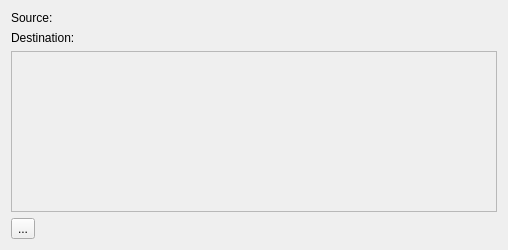
scandyna/multidiagtools, file src/mdtdatabase/mdtSqlTableMappingWidget.ui: the form before one commit.
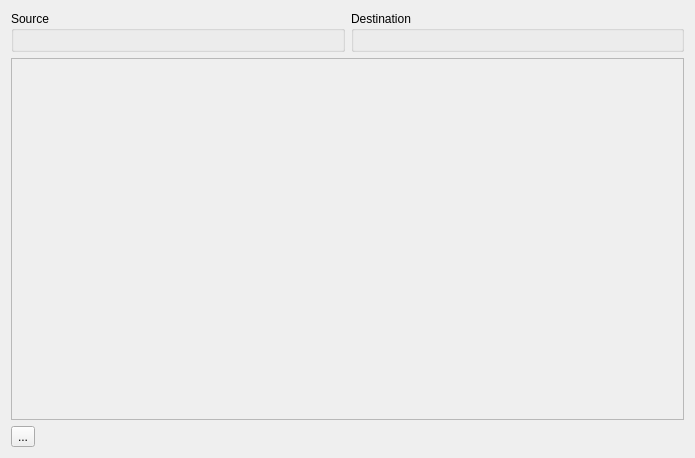
The form after the commit. Icons and pictures are not drawn. Custom widgets are drawn as their Qt base class.

Patch:
```diff
--- a/src/mdtdatabase/mdtSqlTableMappingWidget.ui
+++ b/src/mdtdatabase/mdtSqlTableMappingWidget.ui
@@ -6,8 +6,8 @@
    <rect>
     <x>0</x>
     <y>0</y>
-    <width>508</width>
-    <height>250</height>
+    <width>695</width>
+    <height>458</height>
    </rect>
   </property>
   <property name="windowTitle">
@@ -15,33 +15,29 @@
   </property>
   <layout class="QVBoxLayout" name="verticalLayout">
    <item>
-    <layout class="QFormLayout" name="formLayout">
-     <item row="0" column="0">
-      <widget class="QLabel" name="lbSourceLabel">
-       <property name="text">
-        <string>Source:</string>
+    <layout class="QHBoxLayout" name="horizontalLayout_2">
+     <item>
+      <widget class="QGroupBox" name="gbSource">
+       <property name="title">
+        <string>Source</string>
        </property>
+       <layout class="QVBoxLayout" name="verticalLayout_2">
+        <item>
+         <widget class="mdtSqlCopierCodecSettingsWidget" name="wSourceCodecSettings" native="true"/>
+        </item>
+       </layout>
       </widget>
      </item>
-     <item row="0" column="1">
-      <widget class="QLabel" name="lbSource">
-       <property name="text">
-        <string/>
+     <item>
+      <widget class="QGroupBox" name="gbDestination">
+       <property name="title">
+        <string>Destination</string>
        </property>
-      </widget>
-     </item>
-     <item row="1" column="0">
-      <widget class="QLabel" name="lbDestinationLabel">
-       <property name="text">
-        <string>Destination:</string>
-       </property>
-      </widget>
-     </item>
-     <item row="1" column="1">
-      <widget class="QLabel" name="lbDestination">
-       <property name="text">
-        <string/>
-       </property>
+       <layout class="QVBoxLayout" name="verticalLayout_3">
+        <item>
+         <widget class="mdtSqlCopierCodecSettingsWidget" name="wDestinationCodecSettings_2" native="true"/>
+        </item>
+       </layout>
       </widget>
      </item>
     </layout>
@@ -56,8 +52,8 @@
        <rect>
         <x>0</x>
         <y>0</y>
-        <width>488</width>
-        <height>142</height>
+        <width>675</width>
+        <height>344</height>
        </rect>
       </property>
      </widget>
@@ -94,6 +90,14 @@
    </item>
   </layout>
  </widget>
+ <customwidgets>
+  <customwidget>
+   <class>mdtSqlCopierCodecSettingsWidget</class>
+   <extends>QWidget</extends>
+   <header>mdtSqlCopierCodecSettingsWidget.h</header>
+   <container>1</container>
+  </customwidget>
+ </customwidgets>
  <resources/>
  <connections/>
 </ui>
```
Left out of the diff: 2 changed lines with no effect on the pictures.
